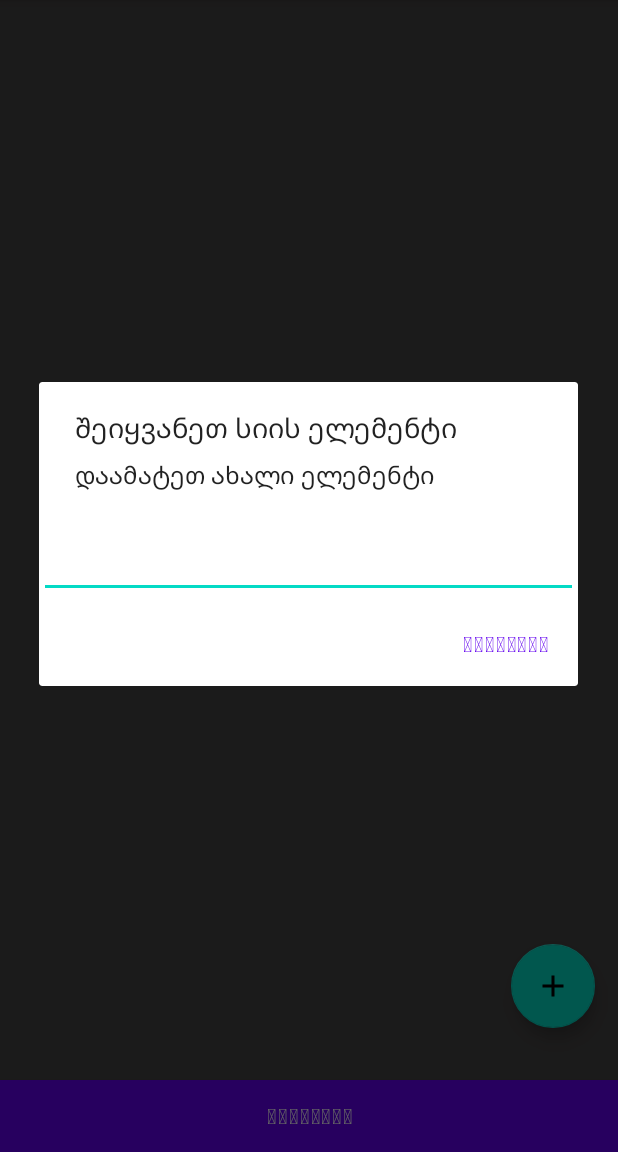
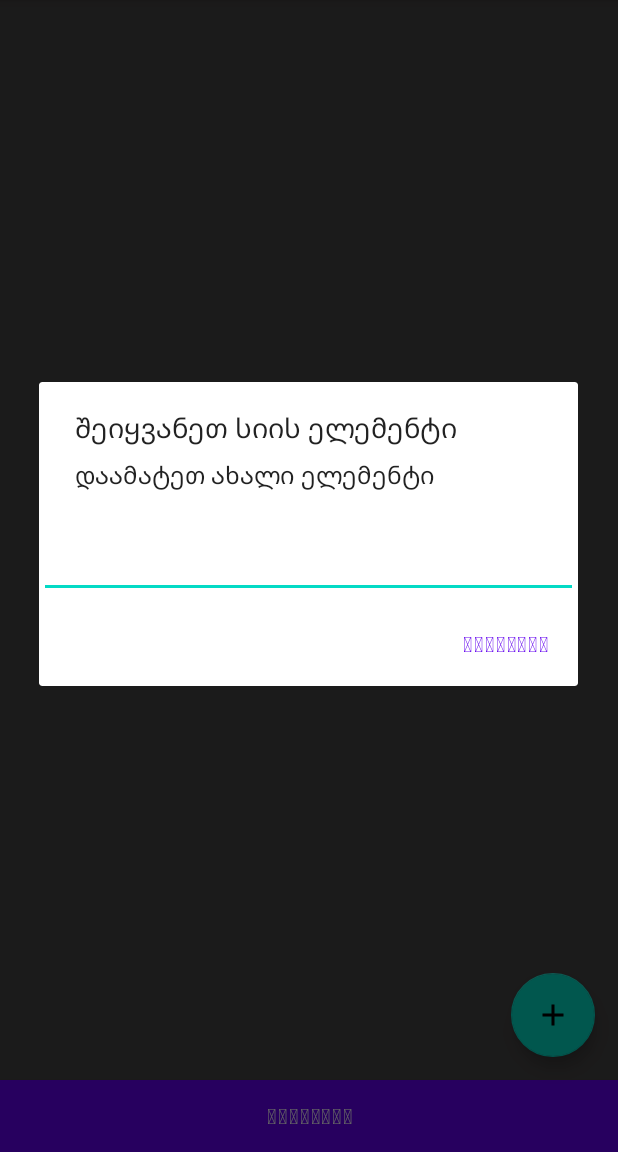
Before and after one commit to mmetamorph/app1, an Android app: the PersonActivity screen opened directly, with no data from a screen before it, after a tap on an icon or button, on a phone screen of 412 x 824 dp, the part 84-1236 px from its top. Run offline under Robolectric (Android 15) with nearby library versions, the phone set to English and light mode, and no system bars; our stand-ins replace Firebase (no records; nobody signed in at launch, a user with empty details on screens opened directly).

Commit message:
first commit

```diff
--- a/app/src/main/java/com/example/avtorization/PersonActivity.kt
+++ b/app/src/main/java/com/example/avtorization/PersonActivity.kt
@@ -12,13 +12,14 @@ import com.google.firebase.database.*
 
 class PersonActivity : AppCompatActivity(), UpdateAndDelete {
 
-    private lateinit var userInfoTextView: TextView
     private lateinit var logoutButton: Button
 
     lateinit var database:DatabaseReference
 
     var toDOList : MutableList<ToDoModel>? = null
+
     lateinit var adapter: ToDoAdapter
+
     private var listViewItem : ListView?= null
 
     private lateinit var mAuth: FirebaseAuth
@@ -37,13 +38,13 @@ class PersonActivity : AppCompatActivity(), UpdateAndDelete {
 
         fab.setOnClickListener{ view ->
             val alertDialog = AlertDialog.Builder(this)
-            val textEdit = EditText(this)
+            val textEditText = EditText(this)
             alertDialog.setMessage("დაამატეთ ახალი ელემენტი")
             alertDialog.setTitle("შეიყვანეთ სიის ელემენტი")
-            alertDialog.setView(textEdit)
+            alertDialog.setView(textEditText)
             alertDialog.setPositiveButton("დამატება"){dialog, i ->
                 val todoItemData = ToDoModel.createList()
-                todoItemData.itemDataText = textEdit.text.toString()
+                todoItemData.itemDataText = textEditText.text.toString()
                 todoItemData.done = false
 
                 val newItemData = database.child("todo").push()
@@ -73,10 +74,7 @@ class PersonActivity : AppCompatActivity(), UpdateAndDelete {
         })
 
 
-        userInfoTextView = findViewById(R.id.userInfotextView)
         logoutButton = findViewById(R.id.logoutButton)
-
-        userInfoTextView.text = mAuth.currentUser?.email
 
 
         logoutButton.setOnClickListener {
@@ -122,5 +120,4 @@ class PersonActivity : AppCompatActivity(), UpdateAndDelete {
         adapter.notifyDataSetChanged()
     }
 
-
 }
--- a/app/src/main/java/com/example/avtorization/PersonInfo.kt
+++ /dev/null
@@ -1,3 +0,0 @@
-package com.example.avtorization
-
-data class PersonInfo(val name : String? = null, val url : String? = null, val age : String? = null)
--- a/app/src/main/res/layout/activity_person.xml
+++ b/app/src/main/res/layout/activity_person.xml
@@ -24,31 +24,20 @@
         android:elevation="6dp"
         android:gravity="bottom|end"
         android:src="@drawable/ic_baseline_add_24"
-        app:layout_constraintBottom_toTopOf="@+id/userInfotextView"
+        app:layout_constraintBottom_toTopOf="@+id/logoutButton"
         app:layout_constraintEnd_toEndOf="parent"
         app:pressedTranslationZ="12dp"
         tools:ignore="MissingConstraints" />
 
 
-
-
-    <TextView
-        android:id="@+id/userInfotextView"
-        android:layout_width="4dp"
-        android:layout_height="19dp"
-        android:text=""
-        android:textColor="#BEFFE5"
-        app:layout_constraintBottom_toTopOf="@+id/logoutButton"
-        app:layout_constraintEnd_toEndOf="parent"
-        app:layout_constraintStart_toStartOf="parent" />
-
     <Button
         android:id="@+id/logoutButton"
         android:layout_width="match_parent"
         android:layout_height="wrap_content"
-        android:background="#181A3E"
+        android:background="@color/blue_20"
         android:text="გამოსვლა"
-        app:layout_constraintBottom_toBottomOf="parent"
-        tools:layout_editor_absoluteX="22dp" />
+        app:layout_constraintBottom_toBottomOf="@+id/item_listView"
+        app:layout_constraintEnd_toEndOf="parent"
+        app:layout_constraintStart_toStartOf="parent" />
 
 </androidx.constraintlayout.widget.ConstraintLayout>
--- a/app/src/main/res/values/colors.xml
+++ b/app/src/main/res/values/colors.xml
@@ -2,7 +2,7 @@
 <resources>
     <color name="purple_200">#FFBB86FC</color>
     <color name="purple_500">#FF6200EE</color>
-    <color name="purple_700">#FF3700B3</color>
+    <color name="blue_20">#2B4C4B</color>
     <color name="teal_200">#FF03DAC5</color>
     <color name="teal_700">#FF018786</color>
     <color name="black">#FF000000</color>
--- a/app/src/main/res/values/themes.xml
+++ b/app/src/main/res/values/themes.xml
@@ -13,4 +13,6 @@
         <item name="android:statusBarColor" tools:targetApi="l">?attr/colorPrimaryVariant</item>
         <!-- Customize your theme here. -->
     </style>
+
+    <color name="purple_700">#3D1966</color>
 </resources>
```
Also changed, not shown: app/src/main/java/com/example/avtorization/ToDoAdapter.kt (+6 -8 lines), 1 other file.
